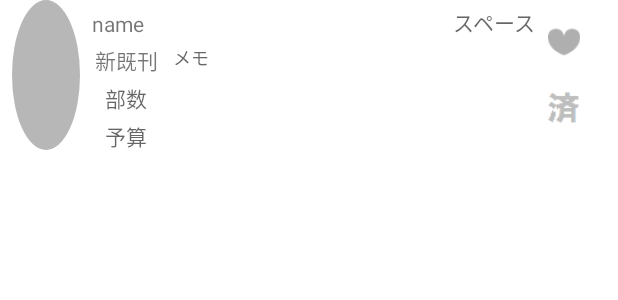
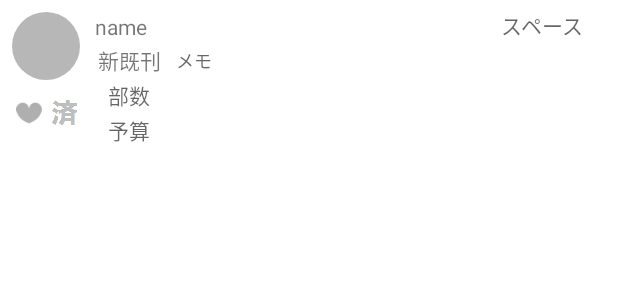
Before and after one commit to Hide-KC/Comiketter2, an Android app: the layout sticky_item_row_pickup.xml on its own in the app's theme, with its tools: preview values and no code run, on a phone screen of 412 x 824 dp. Shown: the top 300 px of the screen. Run offline under Robolectric (Android 15) with nearby library versions, the phone set to English and light mode, and no system bars.

Commit message:
レイアウト調整 ピックアップ、済

```diff
--- a/app/src/main/java/com/kc/comiketter2/PickUpDTOAdapter.java
+++ b/app/src/main/java/com/kc/comiketter2/PickUpDTOAdapter.java
@@ -227,6 +227,11 @@ public class PickUpDTOAdapter extends ArrayAdapter<UserDTO> implements StickyLis
             day = user.manual_day;
         }
         convertView.setBackgroundColor(getRowBackColor(day, position));
+        //pickup_viewに背景色を設定
+        holder.pickup_view.setBackgroundColor(getRowBackColor(day, position));
+        //済に背景色を設定
+        holder.check_view.setBackgroundColor(getRowBackColor(day, position));
+
         return convertView;
     }
 
--- a/app/src/main/java/com/kc/comiketter2/UserDTOAdapter.java
+++ b/app/src/main/java/com/kc/comiketter2/UserDTOAdapter.java
@@ -173,6 +173,8 @@ public class UserDTOAdapter extends ArrayAdapter<UserDTO> implements StickyListH
             day = user.manual_day;
         }
         convertView.setBackgroundColor(getRowBackColor(day, position));
+        //pickup_viewに背景色を設定
+        holder.pickup_view.setBackgroundColor(getRowBackColor(day, position));
 
         return convertView;
     }
--- a/app/src/main/res/layout/sticky_item_row_pickup.xml
+++ b/app/src/main/res/layout/sticky_item_row_pickup.xml
@@ -14,7 +14,7 @@
         android:layout_height="wrap_content"
         android:layout_marginEnd="8dp"
         android:layout_marginStart="8dp"
-        android:layout_marginTop="6dp"
+        android:layout_marginTop="8dp"
         android:ellipsize="end"
         android:focusable="false"
         android:focusableInTouchMode="false"
@@ -24,20 +24,22 @@
         android:textAlignment="viewStart"
         android:textSize="14sp"
         app:layout_constraintEnd_toStartOf="@+id/hole_name"
-        app:layout_constraintStart_toEndOf="@+id/profile_image"
-        app:layout_constraintTop_toTopOf="@+id/profile_image" />
+        app:layout_constraintStart_toEndOf="@+id/hasgot_view"
+        app:layout_constraintTop_toTopOf="parent" />
 
     <ImageButton
         android:id="@+id/profile_image"
         android:layout_width="45dp"
-        android:layout_height="100dp"
+        android:layout_height="45dp"
         android:layout_marginStart="8dp"
+        android:layout_marginTop="8dp"
         android:background="@android:color/transparent"
         android:focusable="false"
         android:focusableInTouchMode="false"
         android:scaleType="fitCenter"
         android:src="@drawable/image_shape"
         app:layout_constraintStart_toStartOf="parent"
+        app:layout_constraintTop_toTopOf="parent"
         app:srcCompat="@mipmap/ic_launcher" />
 
     <TextView
@@ -45,7 +47,7 @@
         android:layout_width="46dp"
         android:layout_height="wrap_content"
         android:layout_marginStart="8dp"
-        android:layout_marginTop="4dp"
+        android:layout_marginTop="2dp"
         android:ellipsize="end"
         android:focusable="false"
         android:focusableInTouchMode="false"
@@ -53,14 +55,14 @@
         android:text="@string/new_and_published"
         android:textAlignment="center"
         android:textSize="14sp"
-        app:layout_constraintStart_toEndOf="@+id/profile_image"
+        app:layout_constraintStart_toEndOf="@+id/hasgot_view"
         app:layout_constraintTop_toBottomOf="@+id/name" />
 
     <TextView
         android:id="@+id/busuu"
         android:layout_width="0dp"
         android:layout_height="wrap_content"
-        android:layout_marginTop="4dp"
+        android:layout_marginTop="2dp"
         android:focusable="false"
         android:focusableInTouchMode="false"
         android:hint="@string/busuu_hint"
@@ -76,7 +78,7 @@
         android:id="@+id/yosan"
         android:layout_width="0dp"
         android:layout_height="wrap_content"
-        android:layout_marginTop="4dp"
+        android:layout_marginTop="2dp"
         android:hint="@string/yosan_hint"
         android:scrollHorizontally="true"
         android:singleLine="true"
@@ -90,8 +92,7 @@
         android:id="@+id/memo"
         android:layout_width="0dp"
         android:layout_height="0dp"
-        android:layout_marginBottom="8dp"
-        android:layout_marginEnd="8dp"
+        android:layout_marginEnd="16dp"
         android:layout_marginStart="8dp"
         android:layout_marginTop="4dp"
         android:ellipsize="end"
@@ -100,8 +101,8 @@
         android:hint="@string/memo_hint"
         android:maxLines="2"
         android:textSize="12sp"
-        app:layout_constraintBottom_toBottomOf="@+id/profile_image"
-        app:layout_constraintEnd_toStartOf="@+id/pickup_view"
+        app:layout_constraintBottom_toBottomOf="@+id/yosan"
+        app:layout_constraintEnd_toEndOf="parent"
         app:layout_constraintStart_toEndOf="@+id/busuu"
         app:layout_constraintTop_toBottomOf="@+id/name" />
 
@@ -109,7 +110,7 @@
         android:id="@+id/circle_space"
         android:layout_width="wrap_content"
         android:layout_height="wrap_content"
-        android:layout_marginEnd="8dp"
+        android:layout_marginEnd="24dp"
         android:focusable="false"
         android:focusableInTouchMode="false"
         android:hint="@string/circle_space_hint"
@@ -118,49 +119,47 @@
         android:textAlignment="viewEnd"
         android:textSize="14sp"
         app:layout_constraintBottom_toBottomOf="@+id/name"
-        app:layout_constraintEnd_toStartOf="@+id/pickup_view" />
+        app:layout_constraintEnd_toEndOf="parent" />
 
     <ImageView
         android:id="@+id/pickup_view"
         android:layout_width="wrap_content"
         android:layout_height="wrap_content"
-        android:layout_marginEnd="24dp"
-        android:layout_marginTop="16dp"
+        android:layout_marginStart="7dp"
+        android:layout_marginTop="10dp"
         android:background="@android:color/transparent"
         android:focusable="false"
         android:focusableInTouchMode="false"
-        android:scaleX="0.9"
-        android:scaleY="0.9"
-        app:layout_constraintEnd_toEndOf="parent"
-        app:layout_constraintTop_toTopOf="@+id/profile_image"
+        android:scaleX="0.7"
+        android:scaleY="0.7"
+        app:layout_constraintStart_toStartOf="parent"
+        app:layout_constraintTop_toBottomOf="@+id/profile_image"
         app:srcCompat="@drawable/pickup_off" />
 
     <ImageView
         android:id="@+id/hasgot_view"
         android:layout_width="wrap_content"
         android:layout_height="wrap_content"
-        android:layout_marginBottom="16dp"
-        android:layout_marginEnd="24dp"
         android:background="@android:color/transparent"
         android:focusable="false"
         android:focusableInTouchMode="false"
-        android:scaleX="1.2"
-        android:scaleY="1.2"
-        app:layout_constraintBottom_toBottomOf="@+id/profile_image"
-        app:layout_constraintEnd_toEndOf="parent"
+        android:scaleX="1.0"
+        android:scaleY="1.0"
+        app:layout_constraintStart_toEndOf="@+id/pickup_view"
+        app:layout_constraintTop_toTopOf="@+id/pickup_view"
         app:srcCompat="@drawable/sumi3_off_transparent" />
 
     <TextView
         android:id="@+id/circle_name"
         android:layout_width="0dp"
         android:layout_height="wrap_content"
-        android:layout_marginEnd="8dp"
+        android:layout_marginEnd="16dp"
         android:layout_marginStart="8dp"
         android:layout_marginTop="4dp"
         android:hint="@string/circle_name"
         android:textSize="12sp"
         android:visibility="invisible"
-        app:layout_constraintEnd_toStartOf="@+id/pickup_view"
+        app:layout_constraintEnd_toEndOf="parent"
         app:layout_constraintStart_toEndOf="@+id/target"
         app:layout_constraintTop_toBottomOf="@+id/name" />
 
@@ -174,4 +173,14 @@
         app:layout_constraintBottom_toBottomOf="@+id/name"
         app:layout_constraintEnd_toStartOf="@+id/circle_space" />
 
+    <Space
+        android:layout_width="0dp"
+        android:layout_height="8dp"
+        android:layout_marginEnd="16dp"
+        android:layout_marginStart="8dp"
+        android:layout_marginTop="2dp"
+        app:layout_constraintEnd_toEndOf="parent"
+        app:layout_constraintStart_toStartOf="parent"
+        app:layout_constraintTop_toBottomOf="@+id/pickup_view" />
+
 </android.support.constraint.ConstraintLayout>
```
Also changed, not shown: app/src/main/res/layout/sticky_item_row_user.xml (+28 -18 lines).
